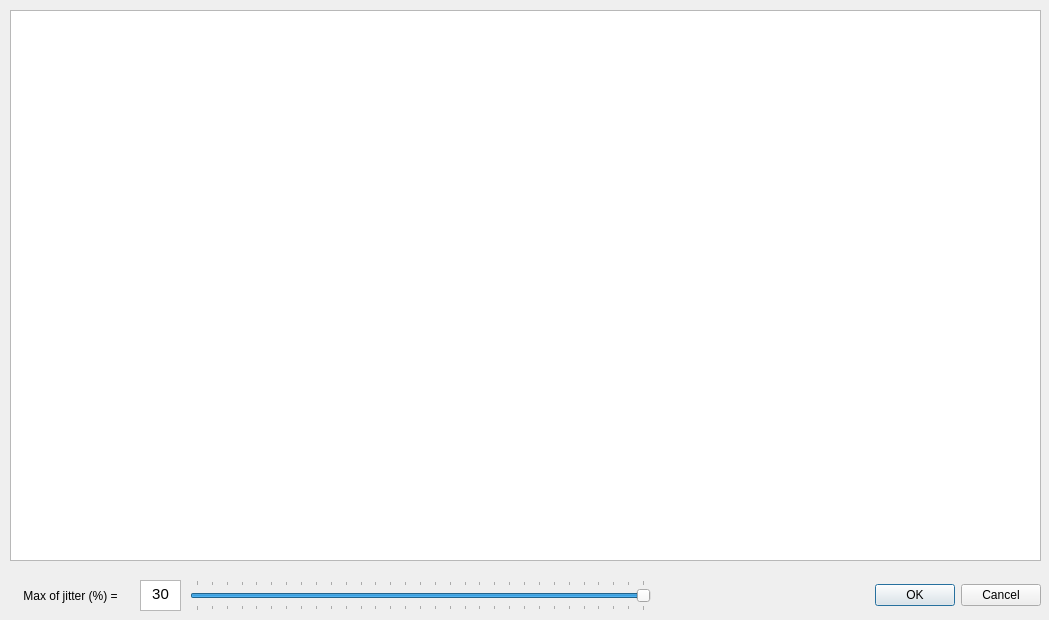
This is SNet-master/tablemetric.ui in nguyenvantin971996/SDNLoadBalancer as Qt 5 draws it before an edit. The edited form follows.
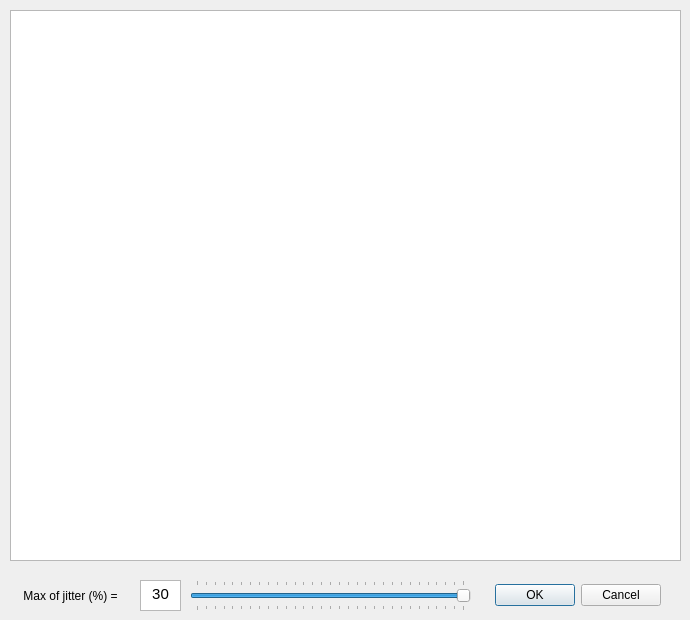
This is the edited form.

Diff of the .ui file:
```diff
--- a/SNet-master/tablemetric.ui
+++ b/SNet-master/tablemetric.ui
@@ -6,7 +6,7 @@
    <rect>
     <x>0</x>
     <y>0</y>
-    <width>1049</width>
+    <width>690</width>
     <height>620</height>
    </rect>
   </property>
@@ -18,7 +18,7 @@
     <rect>
      <x>10</x>
      <y>10</y>
-     <width>1031</width>
+     <width>671</width>
      <height>551</height>
     </rect>
    </property>
@@ -52,7 +52,7 @@
   <widget class="QDialogButtonBox" name="buttonBox">
    <property name="geometry">
     <rect>
-     <x>870</x>
+     <x>490</x>
      <y>580</y>
      <width>171</width>
      <height>31</height>
@@ -70,7 +70,7 @@
     <rect>
      <x>190</x>
      <y>580</y>
-     <width>461</width>
+     <width>281</width>
      <height>31</height>
     </rect>
    </property>
```
